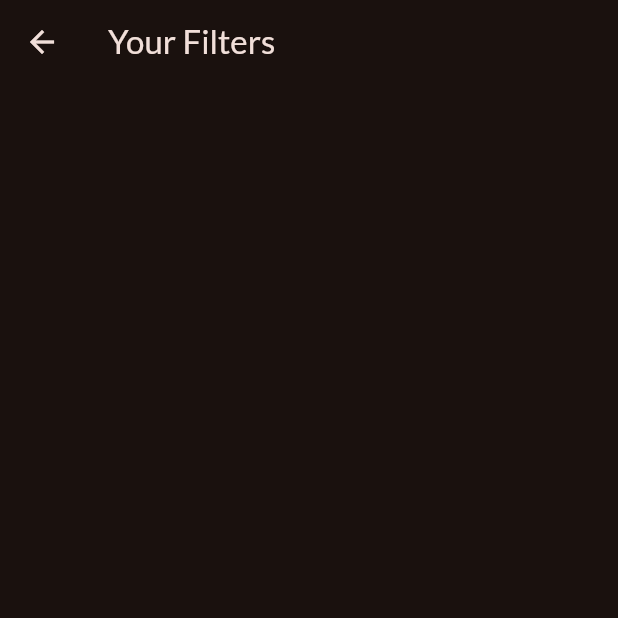
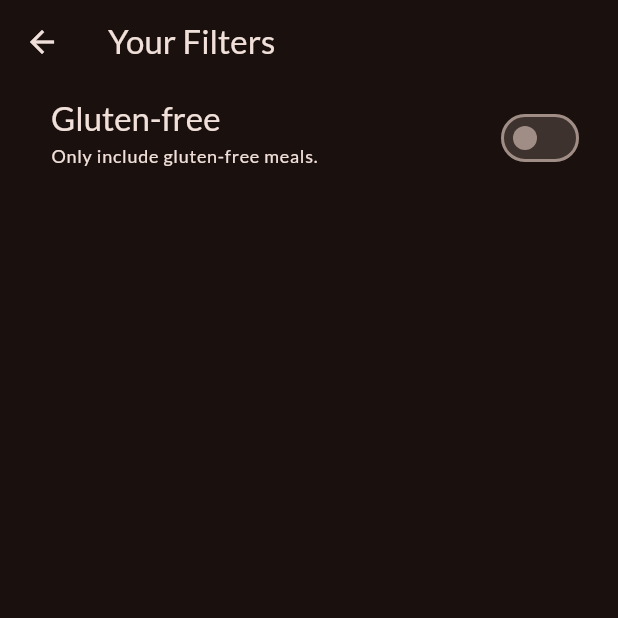
Before and after one commit to Sandipshrestha1/meals_app, a Flutter app: the FiltersScreen screen opened directly, on a phone screen of 412 x 824 dp, the top half of it. Run offline on Flutter 3.47's test engine with Material 3 defaults, Android fonts, the phone set to English and light mode, and no system bars; our stand-ins replace google_fonts, transparent_image.

```diff
--- a/lib/screens/filters.dart
+++ b/lib/screens/filters.dart
@@ -1,4 +1,5 @@
 import 'package:flutter/material.dart';
+
 
 class FiltersScreen extends StatefulWidget {
   const FiltersScreen({super.key});
@@ -8,22 +9,53 @@ class FiltersScreen extends StatefulWidget {
 }
 
 class _FiltersScreenState extends State<FiltersScreen> {
+  var _glutenFreeFilterSet = false;
+
   @override
   Widget build(BuildContext context) {
     return Scaffold(
-
-appBar: AppBar(
-
-title: const Text("Your Filters"),
-
-),
-body: Column(
-
-children: [],
-
-
-),
-
+      appBar: AppBar(
+        title: const Text("Your Filters"),
+      ),
+      // drawer: MainDrawer(
+      //   onSelectScreen: (identifier) {
+      //     Navigator.of(context).pop();
+      //     if (identifier == 'meals') {
+      //       Navigator.of(context).push(
+      //         MaterialPageRoute(
+      //           builder: (ctx) => const TabsScreen(),
+      //         ),
+      //       );
+      //     }
+      //   },
+      // ),
+      body: Column(
+        children: [
+          SwitchListTile(
+            value: _glutenFreeFilterSet,
+            onChanged: (isChecked) {
+              setState(() {
+                _glutenFreeFilterSet = isChecked;
+              });
+            },
+            title: Text(
+              "Gluten-free",
+              style: Theme.of(context).textTheme.titleLarge!.copyWith(
+                    color: Theme.of(context).colorScheme.onBackground,
+                  ),
+            ),
+            subtitle: Text(
+              "Only include gluten-free meals.",
+              style: Theme.of(context)
+                  .textTheme
+                  .labelMedium!
+                  .copyWith(color: Theme.of(context).colorScheme.onBackground),
+            ),
+            activeColor: Theme.of(context).colorScheme.tertiary,
+            contentPadding: const EdgeInsets.only(left: 34, right: 22),
+          ),
+        ],
+      ),
     );
   }
 }
--- a/lib/screens/tabs.dart
+++ b/lib/screens/tabs.dart
@@ -1,6 +1,7 @@
 import 'package:flutter/material.dart';
 import 'package:meal_app/models/meal.dart';
 import 'package:meal_app/screens/categories.dart';
+import 'package:meal_app/screens/filters.dart';
 import 'package:meal_app/screens/meals.dart';
 import 'package:meal_app/widgets/main_drawer.dart';
 
@@ -48,17 +49,14 @@ class _TabsScreenState extends State<TabsScreen> {
   }
 
   void _setScreen(String identifier) {
-if (identifier == 'filters'){
-
-} else {
-
-
-
-  Navigator.of(context).pop();
-}
-
-
-
+    Navigator.of(context).pop();
+    if (identifier == 'filters') {
+      Navigator.of(context)
+          .push(MaterialPageRoute(builder: (ctx) => const FiltersScreen()));
+   }
+   // else {
+    //   Navigator.of(context).pop();
+    // }
   }
 
   @override
```
Also changed, not shown: pubspec.lock.
